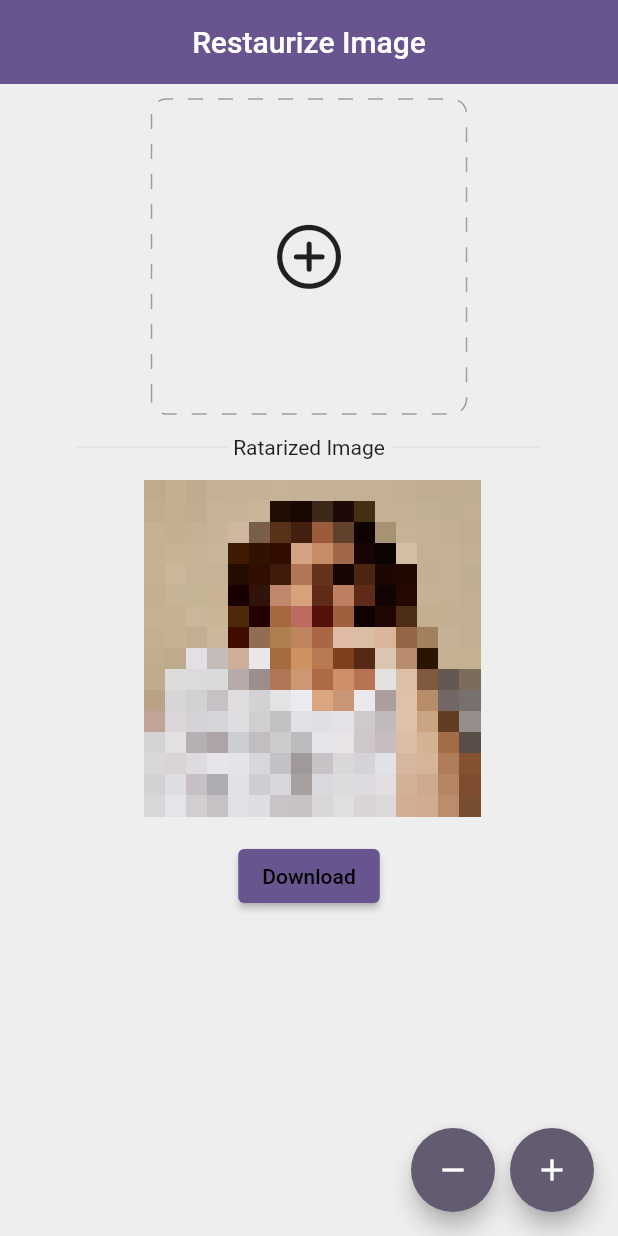
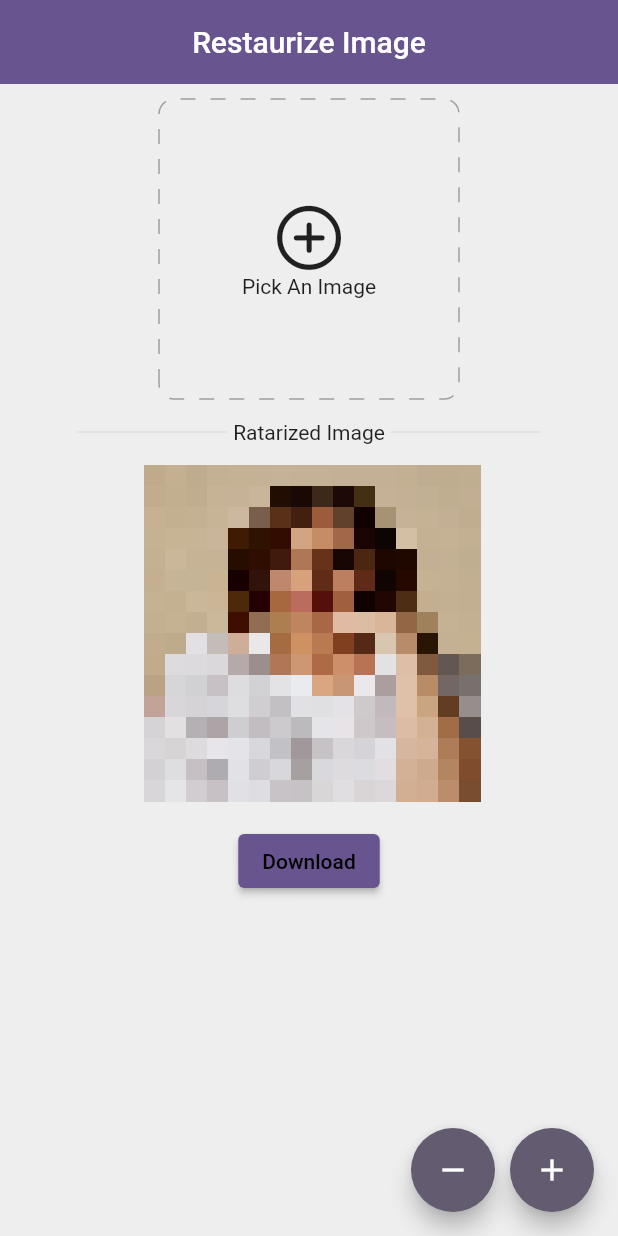
Before and after one commit to Richmond-Nunoo/RASTERIZE_IMAGE_FLUTTER, a Flutter app: the screen it shows after launch, on a phone screen of 412 x 824 dp. Run offline on Flutter 3.47's test engine with Material 2 defaults, Android fonts, the phone set to English and light mode, and no system bars; our stand-ins replace dotted_decoration.

Commit message:
improve ui

```diff
--- a/lib/views/home_page.dart
+++ b/lib/views/home_page.dart
@@ -95,16 +95,22 @@ class _HomePageState extends State<HomePage> {
                   height: 10,
                 ),
                 Container(
-                  height: 210,
-                  width: 210,
+                  height: 200,
+                  width: 200,
                   decoration: DottedDecoration(
                       shape: Shape.box,
                       dash: const [10, 10],
                       borderRadius: BorderRadius.circular(10)),
                   child: const Center(
-                    child: Icon(
-                      CupertinoIcons.add_circled,
-                      size: 50,
+                    child: Column(
+                      mainAxisAlignment: MainAxisAlignment.center,
+                      children: [
+                        Icon(
+                          CupertinoIcons.add_circled,
+                          size: 50,
+                        ),
+                        Text("Pick An Image")
+                      ],
                     ),
                   ),
                 ),
```
